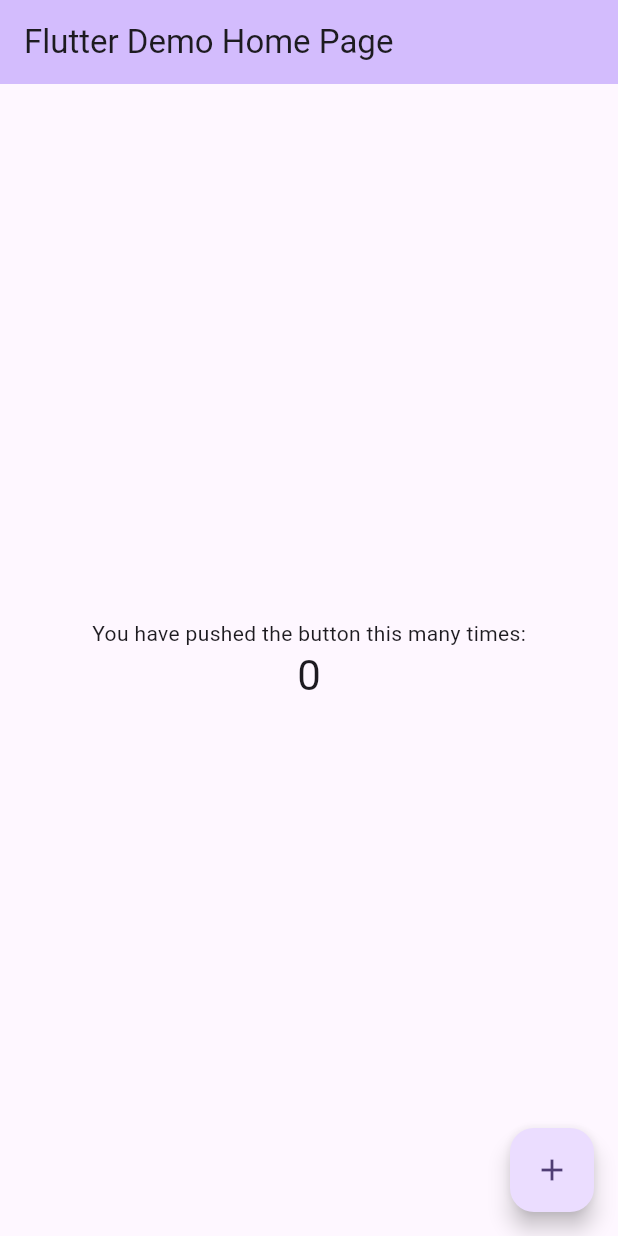
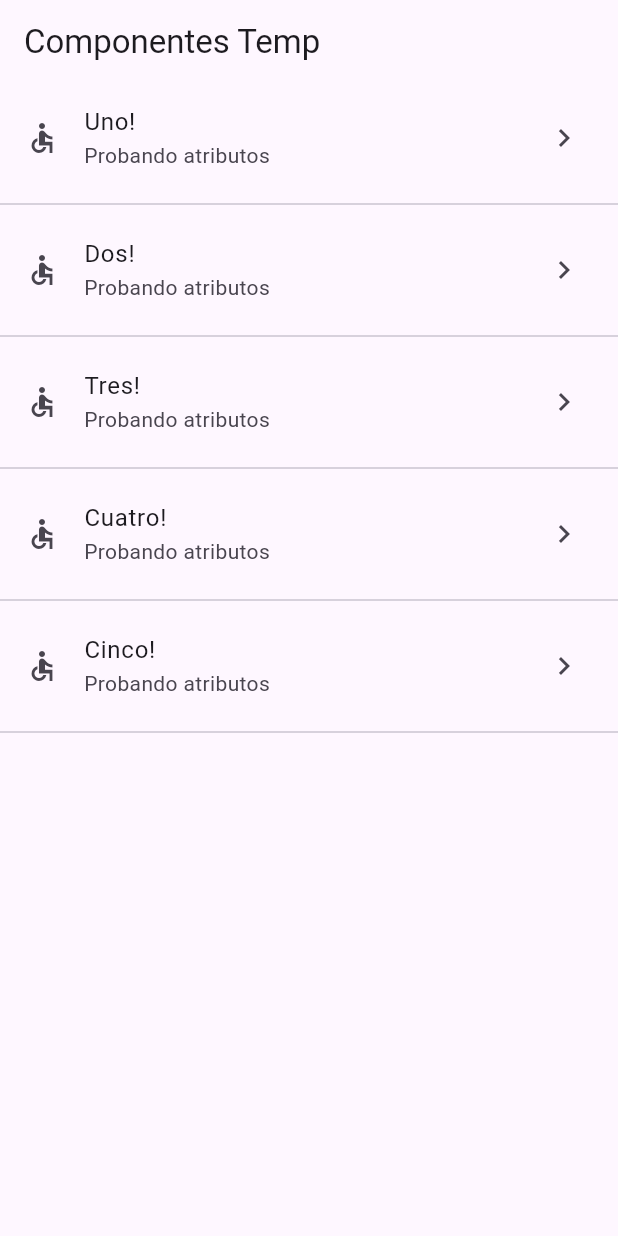
Before and after one commit to HoopStar23/seminario-1, a Flutter app: the screen it shows after launch, on a phone screen of 412 x 824 dp. Run offline on Flutter 3.47's test engine with Material 3 defaults, Android fonts, the phone set to English and light mode, and no system bars.

Commit message:
Crear Lista Widgets

```diff
--- /dev/null
+++ b/lib/home_temp.dart
@@ -0,0 +1,42 @@
+import 'package:flutter/material.dart';
+
+class HomePageTemp extends StatelessWidget{
+  final opciones = ['Uno','Dos','Tres','Cuatro','Cinco'];
+  @override
+  Widget build(BuildContext context){
+    return Scaffold(
+      appBar: AppBar(
+        title: Text('Componentes Temp'),
+      ),
+      body: ListView(children: _crearItemsCorta()));
+  }
+
+  List<Widget> _crearItems(){
+    List<Widget> listW =[];
+
+    for(String opt in opciones){
+      final tempWidget = ListTile(
+        title: Text(opt),
+      );
+      listW..add(tempWidget)
+          ..add(Divider());
+    }
+    return listW;
+  }
+
+  List<Widget> _crearItemsCorta(){
+    return opciones.map((item){
+      return Column(
+        children: [
+          ListTile(title: Text(item + '!'),
+          subtitle: Text('Probando atributos'),
+          leading: Icon(Icons.accessible_sharp),
+          trailing: Icon(Icons.keyboard_arrow_right),
+          onTap: () {},
+          ),
+          Divider()
+        ],
+      );
+    }).toList();
+  }
+}
--- a/lib/main.dart
+++ b/lib/main.dart
@@ -1,125 +1,15 @@
 import 'package:flutter/material.dart';
+import 'package:seminario_1/home_temp.dart';
 
-void main() {
-  runApp(const MyApp());
-}
+void main() => runApp(MyApp());
 
 class MyApp extends StatelessWidget {
-  const MyApp({super.key});
-
-  // This widget is the root of your application.
   @override
   Widget build(BuildContext context) {
     return MaterialApp(
-      title: 'Flutter Demo',
-      theme: ThemeData(
-        // This is the theme of your application.
-        //
-        // TRY THIS: Try running your application with "flutter run". You'll see
-        // the application has a purple toolbar. Then, without quitting the app,
-        // try changing the seedColor in the colorScheme below to Colors.green
-        // and then invoke "hot reload" (save your changes or press the "hot
-        // reload" button in a Flutter-supported IDE, or press "r" if you used
-        // the command line to start the app).
-        //
-        // Notice that the counter didn't reset back to zero; the application
-        // state is not lost during the reload. To reset the state, use hot
-        // restart instead.
-        //
-        // This works for code too, not just values: Most code changes can be
-        // tested with just a hot reload.
-        colorScheme: ColorScheme.fromSeed(seedColor: Colors.deepPurple),
-        useMaterial3: true,
-      ),
-      home: const MyHomePage(title: 'Flutter Demo Home Page'),
+      title: 'Componentes APP',
+      debugShowCheckedModeBanner: false,
+      home: HomePageTemp(),
     );
   }
 }
-
-class MyHomePage extends StatefulWidget {
-  const MyHomePage({super.key, required this.title});
-
-  // This widget is the home page of your application. It is stateful, meaning
-  // that it has a State object (defined below) that contains fields that affect
-  // how it looks.
-
-  // This class is the configuration for the state. It holds the values (in this
-  // case the title) provided by the parent (in this case the App widget) and
-  // used by the build method of the State. Fields in a Widget subclass are
-  // always marked "final".
-
-  final String title;
-
-  @override
-  State<MyHomePage> createState() => _MyHomePageState();
-}
-
-class _MyHomePageState extends State<MyHomePage> {
-  int _counter = 0;
-
-  void _incrementCounter() {
-    setState(() {
-      // This call to setState tells the Flutter framework that something has
-      // changed in this State, which causes it to rerun the build method below
-      // so that the display can reflect the updated values. If we changed
-      // _counter without calling setState(), then the build method would not be
-      // called again, and so nothing would appear to happen.
-      _counter++;
-    });
-  }
-
-  @override
-  Widget build(BuildContext context) {
-    // This method is rerun every time setState is called, for instance as done
-    // by the _incrementCounter method above.
-    //
-    // The Flutter framework has been optimized to make rerunning build methods
-    // fast, so that you can just rebuild anything that needs updating rather
-    // than having to individually change instances of widgets.
-    return Scaffold(
-      appBar: AppBar(
-        // TRY THIS: Try changing the color here to a specific color (to
-        // Colors.amber, perhaps?) and trigger a hot reload to see the AppBar
-        // change color while the other colors stay the same.
-        backgroundColor: Theme.of(context).colorScheme.inversePrimary,
-        // Here we take the value from the MyHomePage object that was created by
-        // the App.build method, and use it to set our appbar title.
-        title: Text(widget.title),
-      ),
-      body: Center(
-        // Center is a layout widget. It takes a single child and positions it
-        // in the middle of the parent.
-        child: Column(
-          // Column is also a layout widget. It takes a list of children and
-          // arranges them vertically. By default, it sizes itself to fit its
-          // children horizontally, and tries to be as tall as its parent.
-          //
-          // Column has various properties to control how it sizes itself and
-          // how it positions its children. Here we use mainAxisAlignment to
-          // center the children vertically; the main axis here is the vertical
-          // axis because Columns are vertical (the cross axis would be
-          // horizontal).
-          //
-          // TRY THIS: Invoke "debug painting" (choose the "Toggle Debug Paint"
-          // action in the IDE, or press "p" in the console), to see the
-          // wireframe for each widget.
-          mainAxisAlignment: MainAxisAlignment.center,
-          children: <Widget>[
-            const Text(
-              'You have pushed the button this many times:',
-            ),
-            Text(
-              '$_counter',
-              style: Theme.of(context).textTheme.headlineMedium,
-            ),
-          ],
-        ),
-      ),
-      floatingActionButton: FloatingActionButton(
-        onPressed: _incrementCounter,
-        tooltip: 'Increment',
-        child: const Icon(Icons.add),
-      ), // This trailing comma makes auto-formatting nicer for build methods.
-    );
-  }
-}
```
